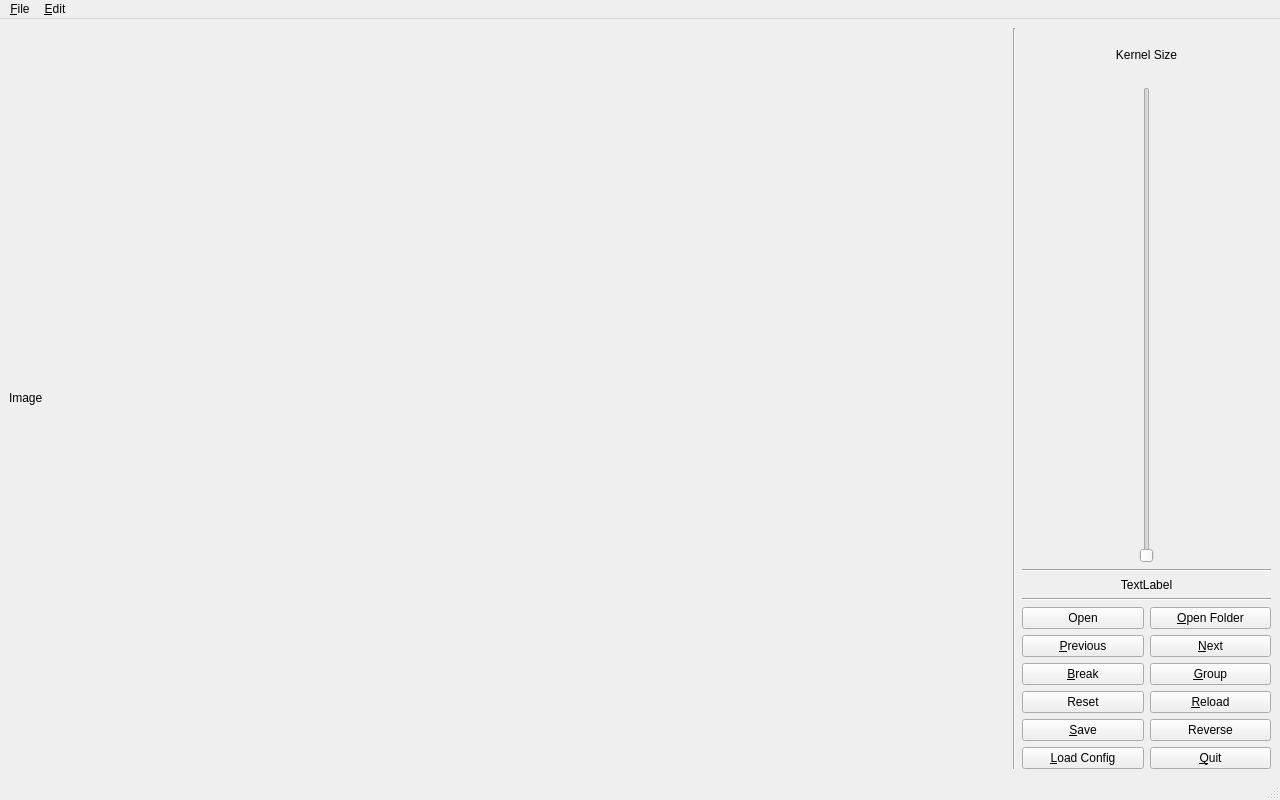
Old version of the form MyMainWindow.ui in the repository Anicca97/Segmentation.
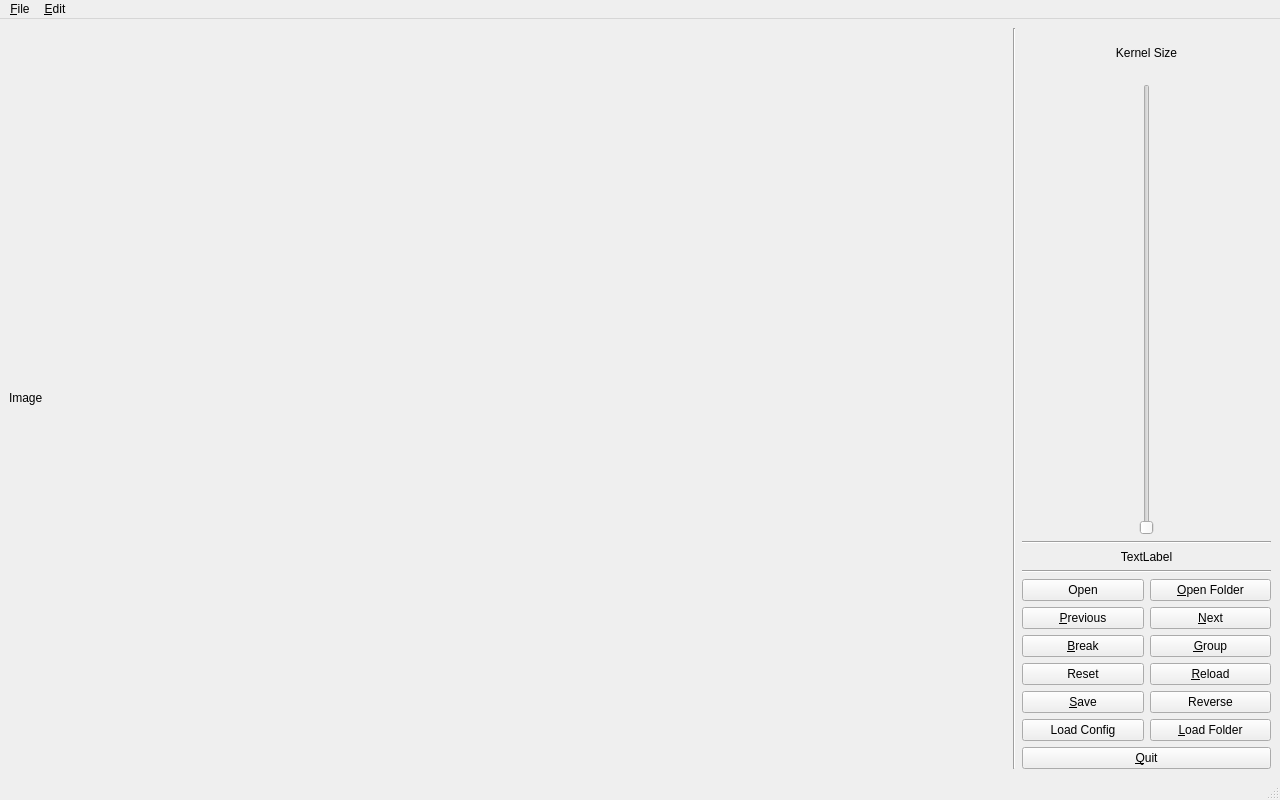
New version of the form.

Commit message: Add another button to load configs.

The edit to the form file:
```diff
--- a/MyMainWindow.ui
+++ b/MyMainWindow.ui
@@ -35,7 +35,7 @@
        </widget>
       </item>
       <item>
-       <layout class="QVBoxLayout" name="vbox1" stretch="0,0,0,0,0">
+       <layout class="QVBoxLayout" name="vbox1" stretch="0,0,0,0,0,0">
         <item>
          <layout class="QVBoxLayout" name="vbox2" stretch="1,9">
           <property name="spacing">
@@ -180,19 +180,26 @@
           <item row="8" column="0">
            <widget class="QPushButton" name="ptn_loadconfig">
             <property name="text">
-             <string>&amp;Load Config</string>
+             <string>Load Config</string>
             </property>
            </widget>
           </item>
           <item row="8" column="2">
-           <widget class="QPushButton" name="ptn_quit">
+           <widget class="QPushButton" name="ptn_loadfolder">
             <property name="text">
-             <string>&amp;Quit</string>
+             <string>&amp;Load Folder</string>
             </property>
            </widget>
           </item>
          </layout>
         </item>
+        <item>
+         <widget class="QPushButton" name="ptn_quit">
+          <property name="text">
+           <string>&amp;Quit</string>
+          </property>
+         </widget>
+        </item>
        </layout>
       </item>
      </layout>
```
Left out of the diff: 10 changed lines with no effect on the pictures. The commit also changes 2 other files.
